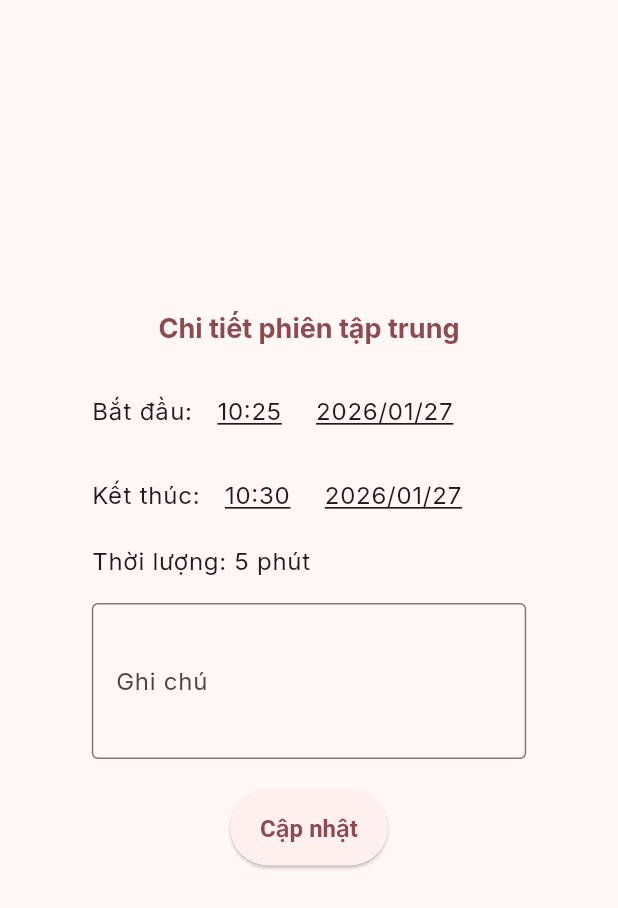
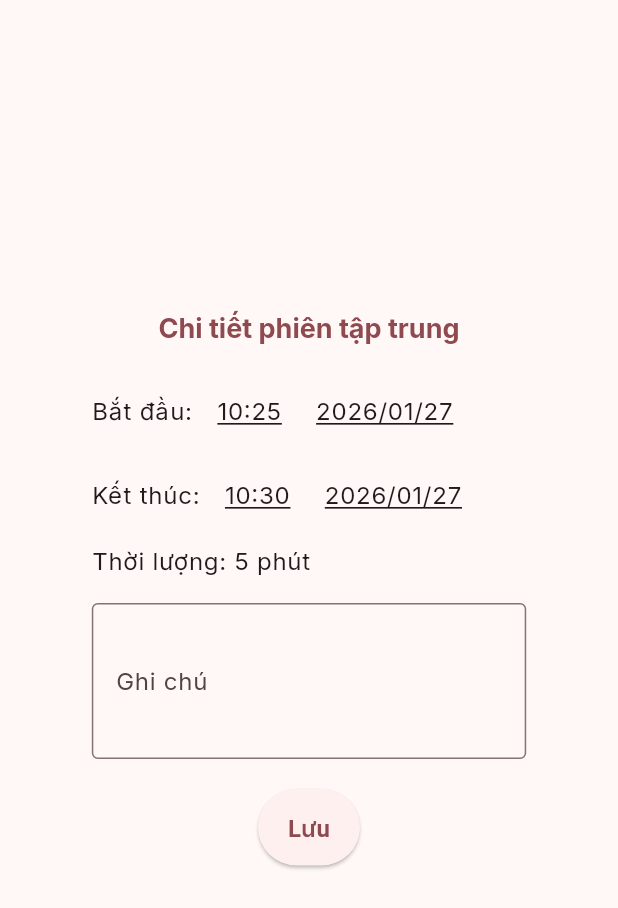
Before and after one commit to chinymue/emolog, a Flutter app: the RelaxDetailView widget shown alone on an empty page, opened directly, on a phone screen of 412 x 824 dp. Shown: the top 908 px of the screen. Run offline on Flutter 3.47's test engine with Material 3 defaults, Android fonts, the phone set to English and light mode, and no system bars; our stand-ins replace cloud_firestore, file_picker, firebase_core, fl_chart, google_fonts, image_picker and 1 more; missing offline and left inert: flutter_quill; accounts and stored records are empty; generated files the repository leaves out were written again.

Commit message:
minor fix

```diff
--- a/lib/provider/relax_pvd.dart
+++ b/lib/provider/relax_pvd.dart
@@ -52,6 +52,7 @@ mixin RelaxCRUDMixin on ServiceAccess, RelaxStateMixin {
       startTime: start,
       endTime: end,
       durationMiliseconds: end.difference(start).inMilliseconds,
+      note: note ?? "",
     );
     final savedRelax = await isarService.saveRelax(relax);
 
--- a/lib/widgets/listview/default_log_list.dart
+++ b/lib/widgets/listview/default_log_list.dart
@@ -492,7 +492,7 @@ class _RelaxDetailViewState extends State<RelaxDetailView>
           Navigator.pop(c, true);
         }
       },
-      child: Text("Cập nhật"),
+      child: widget.relax == null ? Text("Lưu") : Text("Cập nhật"),
     );
   }
 
```
